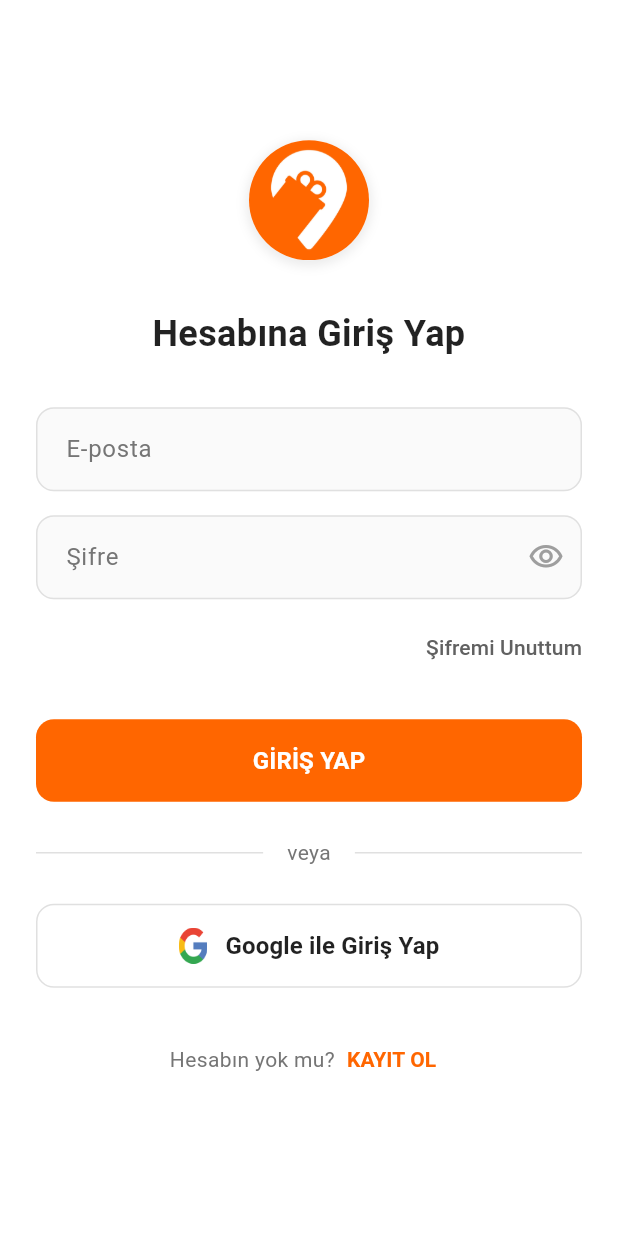
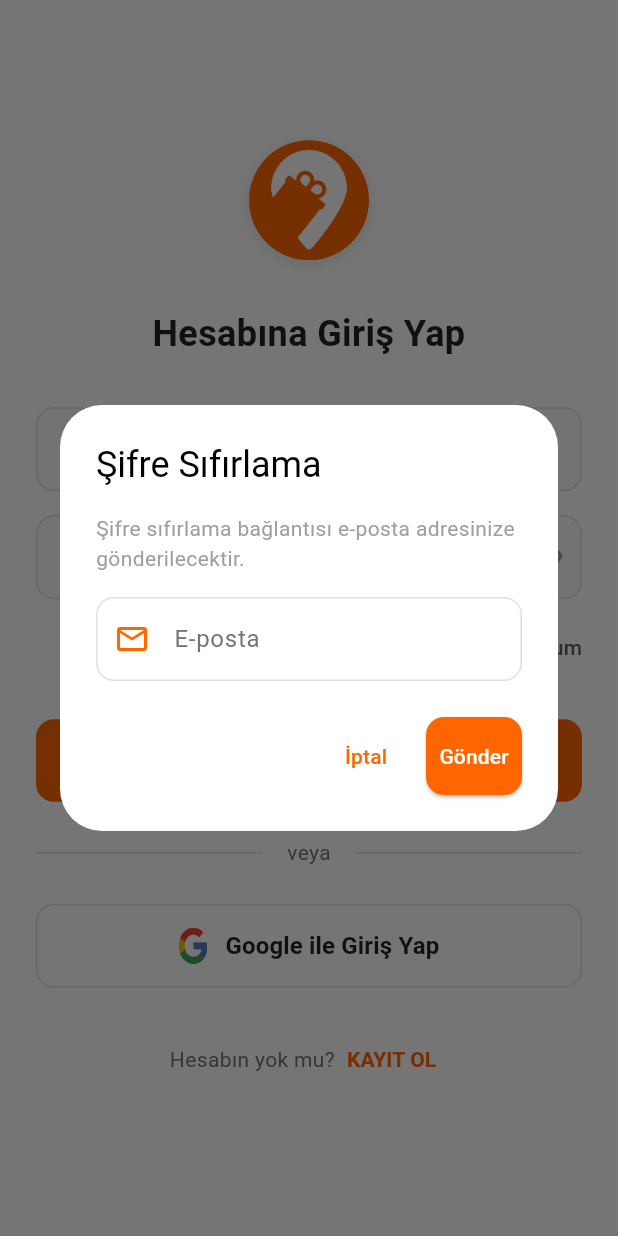
Before and after one commit to furkanozcel/winpoiIlk, a Flutter app: the LoginPage screen opened by its route, after a tap on "Şifremi Unuttum", on a phone screen of 412 x 824 dp. Run offline on Flutter 3.47's test engine with Material 3 defaults, Android fonts, the light colour scheme and no system bars; our stand-ins replace cloud_firestore, firebase_auth, firebase_core, google_sign_in, shared_preferences; accounts and stored records are empty.

Commit message:
şifre unuttum yapıldı

```diff
--- a/lib/features/auth/presentation/pages/login_page.dart
+++ b/lib/features/auth/presentation/pages/login_page.dart
@@ -75,6 +75,107 @@ class _LoginPageState extends State<LoginPage> {
         setState(() => _isLoading = false);
       }
     }
+  }
+
+  Future<void> _resetPassword() async {
+    final emailController = TextEditingController();
+    bool isLoading = false;
+
+    await showDialog(
+      context: context,
+      builder: (context) => StatefulBuilder(
+        builder: (context, setState) => AlertDialog(
+          title: const Text('Şifre Sıfırlama'),
+          content: Column(
+            mainAxisSize: MainAxisSize.min,
+            children: [
+              const Text(
+                'Şifre sıfırlama bağlantısı e-posta adresinize gönderilecektir.',
+                style: TextStyle(color: Colors.grey),
+              ),
+              const SizedBox(height: 16),
+              TextFormField(
+                controller: emailController,
+                decoration: InputDecoration(
+                  labelText: 'E-posta',
+                  hintText: 'ornek@email.com',
+                  border: OutlineInputBorder(
+                    borderRadius: BorderRadius.circular(12),
+                  ),
+                  prefixIcon: const Icon(Icons.email_outlined),
+                ),
+                keyboardType: TextInputType.emailAddress,
+              ),
+            ],
+          ),
+          actions: [
+            TextButton(
+              onPressed: () => Navigator.pop(context),
+              child: const Text('İptal'),
+            ),
+            ElevatedButton(
+              onPressed: isLoading
+                  ? null
+                  : () async {
+                      if (emailController.text.isEmpty) {
+                        ScaffoldMessenger.of(context).showSnackBar(
+                          const SnackBar(
+                            content: Text('Lütfen e-posta adresinizi girin'),
+                            backgroundColor: Colors.red,
+                          ),
+                        );
+                        return;
+                      }
+
+                      setState(() => isLoading = true);
+                      try {
+                        await _authService.sendPasswordResetEmail(
+                          email: emailController.text.trim(),
+                        );
+                        if (mounted) {
+                          Navigator.pop(context);
+                          ScaffoldMessenger.of(context).showSnackBar(
+                            const SnackBar(
+                              content: Text(
+                                'Şifre sıfırlama bağlantısı e-posta adresinize gönderildi',
+                              ),
+                              backgroundColor: Colors.green,
+                            ),
+                          );
+                        }
+                      } catch (e) {
+                        if (mounted) {
+                          ScaffoldMessenger.of(context).showSnackBar(
+                            SnackBar(
+                              content: Text('Hata: $e'),
+                              backgroundColor: Colors.red,
+                            ),
+                          );
+                        }
+                      } finally {
+                        if (mounted) {
+                          setState(() => isLoading = false);
+                        }
+                      }
+                    },
+              style: ElevatedButton.styleFrom(
+                backgroundColor: Theme.of(context).primaryColor,
+              ),
+              child: isLoading
+                  ? const SizedBox(
+                      height: 20,
+                      width: 20,
+                      child: CircularProgressIndicator(
+                        strokeWidth: 2,
+                        color: Colors.white,
+                      ),
+                    )
+                  : const Text('Gönder'),
+            ),
+          ],
+        ),
+      ),
+    );
   }
 
   @override
@@ -212,9 +313,7 @@ class _LoginPageState extends State<LoginPage> {
                   Align(
                     alignment: Alignment.centerRight,
                     child: TextButton(
-                      onPressed: () {
-                        // Şifre sıfırlama sayfasına yönlendir
-                      },
+                      onPressed: _resetPassword,
                       style: TextButton.styleFrom(
                         foregroundColor: Colors.grey.shade700,
                         padding: EdgeInsets.zero,
```
Also changed, not shown: lib/core/services/auth_service.dart (+9 -0 lines).
